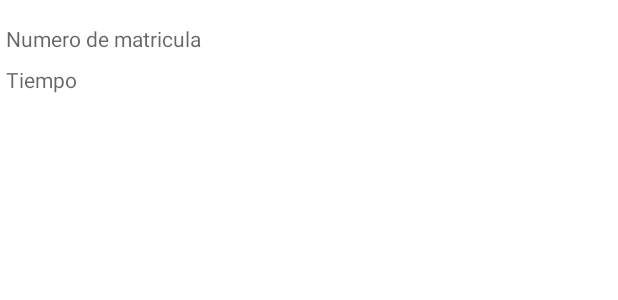
After one commit to gustavopavichevich/TP3_Grupo6, an Android app: the layout simple_list_item_1.xml on its own in the app's theme, with its tools: preview values and no code run, on a phone screen of 412 x 824 dp. The commit adds this screen. Shown: the top 300 px of the screen. Run offline under Robolectric (Android 15) with nearby library versions, the phone set to English and light mode, and no system bars.

Commit message:
salvando con ger

```diff
--- a/app/src/main/res/layout/fragment_parqueos.xml
+++ b/app/src/main/res/layout/fragment_parqueos.xml
@@ -17,6 +17,7 @@
             android:text="Parqueos" />
 
         <GridView
+            android:id="@+id/gvParqueos"
             android:layout_width="match_parent"
             android:layout_height="match_parent" />
     </LinearLayout>
--- /dev/null
+++ b/app/src/main/res/layout/simple_list_item_1.xml
@@ -0,0 +1,27 @@
+<?xml version="1.0" encoding="utf-8"?>
+<LinearLayout xmlns:android="http://schemas.android.com/apk/res/android"
+    android:orientation="vertical"
+    android:layout_width="wrap_content"
+    android:layout_height="wrap_content">
+
+    <TextView
+        android:id="@+id/txtGvNumeroMatricula"
+        android:layout_width="match_parent"
+        android:layout_height="wrap_content"
+        android:layout_marginLeft="4dp"
+        android:layout_marginTop="16dp"
+        android:layout_marginRight="4dp"
+        android:layout_marginBottom="4dp"
+        android:hint="Numero de matricula" />
+
+    <TextView
+        android:id="@+id/txtGvTiempo"
+        android:layout_width="match_parent"
+        android:layout_height="wrap_content"
+        android:layout_marginLeft="4dp"
+        android:layout_marginTop="4dp"
+        android:layout_marginRight="4dp"
+        android:layout_marginBottom="16dp"
+        android:fontFamily="sans-serif"
+        android:hint="Tiempo" />
+</LinearLayout>
```
Also changed, not shown: app/src/main/java/ar/com/parkingcontrol/DialogFragment.java (renamed from app/src/main/java/ar/com/parkingcontrol/EditNameDialogFragment.java, +7 -8 lines), app/src/main/java/ar/com/parkingcontrol/Entidades/Parqueo.java (added, +40 -0 lines), app/src/main/java/ar/com/parkingcontrol/MainActivity.java (+36 -5 lines), app/src/main/java/ar/com/parkingcontrol/Principal.java (+2 -5 lines), app/src/main/java/ar/com/parkingcontrol/Registro.java (+25 -18 lines).
